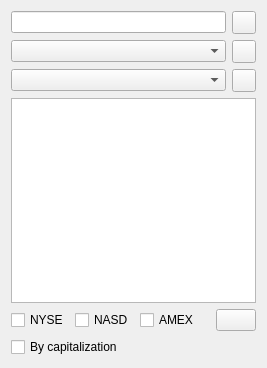
This is tickerneighbors.ui in HappySeaFox/tht as Qt 5 draws it before an edit. The edited form follows.
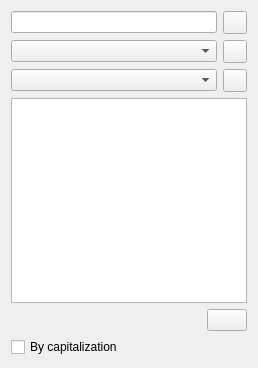
This is the edited form. Icons and pictures are not drawn.

Commit message: Dynamically create the list of exchanges

Diff of the .ui file:
```diff
--- a/tickerneighbors.ui
+++ b/tickerneighbors.ui
@@ -6,7 +6,7 @@
    <rect>
     <x>0</x>
     <y>0</y>
-    <width>267</width>
+    <width>258</width>
     <height>368</height>
    </rect>
   </property>
@@ -66,25 +66,7 @@
    <item row="4" column="0" colspan="2">
     <layout class="QHBoxLayout" name="horizontalLayout">
      <item>
-      <widget class="QCheckBox" name="checkNyse">
-       <property name="text">
-        <string>NYSE</string>
-       </property>
-      </widget>
-     </item>
-     <item>
-      <widget class="QCheckBox" name="checkNasd">
-       <property name="text">
-        <string>NASD</string>
-       </property>
-      </widget>
-     </item>
-     <item>
-      <widget class="QCheckBox" name="checkAmex">
-       <property name="text">
-        <string>AMEX</string>
-       </property>
-      </widget>
+      <widget class="QWidget" name="widgetExchanges" native="true"/>
      </item>
      <item>
       <spacer name="horizontalSpacer_2">
@@ -93,7 +75,7 @@
        </property>
        <property name="sizeHint" stdset="0">
         <size>
-         <width>0</width>
+         <width>13</width>
          <height>20</height>
         </size>
        </property>
```
Left out of the diff: 100 changed lines with no effect on the pictures. The commit also changes 2 other files.
